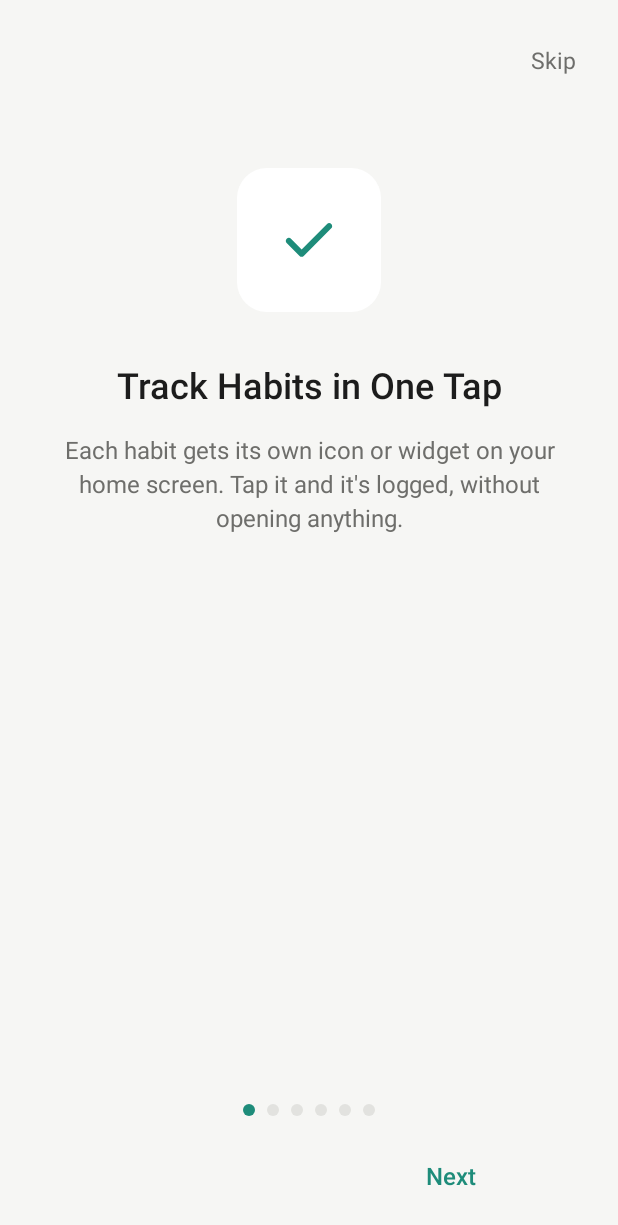
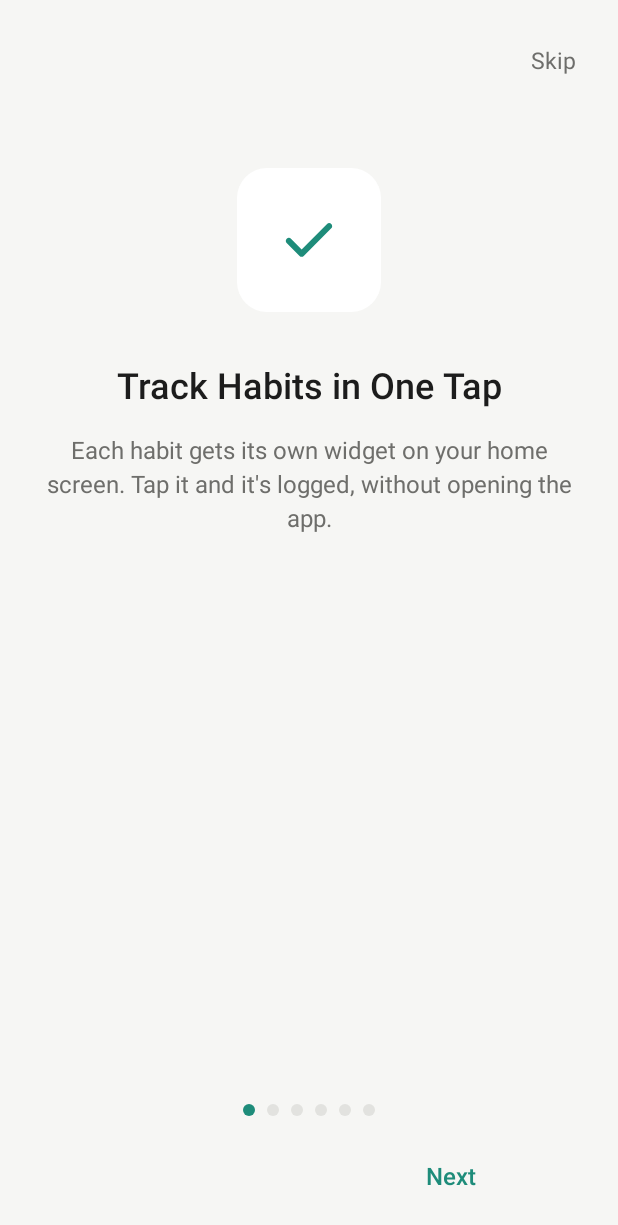
Before and after one commit to MendyAr/habit-tracker, an Android app: the OnboardingActivity screen opened directly, with no data from a screen before it, on a phone screen of 412 x 824 dp. Shown: the top 1225 px of the screen. Run offline under Robolectric (Android 15) with nearby library versions, the phone set to English and light mode, and no system bars.

Commit message:
Widgets only: remove creating home-screen icons and the widget's Reconfigure option (#32)
Existing pinned icons keep logging and follow renames and deletions. After
creating a habit the editor offers its widget (Android 8+); before Android 8
it explains how to add one from the launcher.

Co-Authored-By: Claude Opus 5.5 <noreply@anthropic.com>
Claude-Session: https://claude.ai/code/session_014cPfrNDTwEfsqCLK8PY36x

```diff
--- a/app/src/main/AndroidManifest.xml
+++ b/app/src/main/AndroidManifest.xml
@@ -1,9 +1,6 @@
 <?xml version="1.0" encoding="utf-8"?>
 <manifest xmlns:android="http://schemas.android.com/apk/res/android"
     xmlns:tools="http://schemas.android.com/tools">
-
-    <!-- Lets launchers older than Android 8 receive "add to home screen" requests. -->
-    <uses-permission android:name="com.android.launcher.permission.INSTALL_SHORTCUT" />
 
     <application
         android:allowBackup="true"
--- a/app/src/main/java/io/github/mendyar/habittracker/launcher/PinResult.kt
+++ b/app/src/main/java/io/github/mendyar/habittracker/launcher/PinResult.kt
@@ -1,12 +1,9 @@
 package io.github.mendyar.habittracker.launcher
 
-/** Outcome of asking the launcher to add a habit's icon or widget to the home screen. */
+/** Outcome of asking the launcher to add a habit's widget to the home screen. */
 enum class PinResult {
     /** The launcher shows its confirmation. */
     REQUESTED,
-
-    /** Sent to a pre-Android 8 launcher, which adds it without confirming or replying. */
-    SENT,
 
     /** The habit already has one on the home screen; nothing was requested. */
     ALREADY_EXISTS,
--- a/app/src/main/java/io/github/mendyar/habittracker/onboarding/OnboardingActivity.kt
+++ b/app/src/main/java/io/github/mendyar/habittracker/onboarding/OnboardingActivity.kt
@@ -26,7 +26,7 @@ class OnboardingActivity : Activity() {
     private val tutorial = listOf(
         Page(R.drawable.ic_ui_check, R.string.tour_welcome_title, R.string.tour_welcome_text),
         Page(R.drawable.ic_ui_add, R.string.tour_add_title, R.string.tour_add_text),
-        Page(R.drawable.ic_ui_add_to_home_screen, R.string.tour_log_title, R.string.tour_log_text),
+        Page(R.drawable.ic_ui_widgets, R.string.tour_log_title, R.string.tour_log_text),
         Page(R.drawable.ic_habit_timer, R.string.tour_duration_title, R.string.tour_duration_text),
         Page(R.drawable.ic_ui_calendar_month, R.string.tour_stats_title, R.string.tour_stats_text),
         Page(R.drawable.ic_ui_edit, R.string.tour_edit_title, R.string.tour_edit_text),
--- a/app/src/main/res/drawable/ic_ui_add_to_home_screen.xml
+++ /dev/null
@@ -1,13 +0,0 @@
-<?xml version="1.0" encoding="utf-8"?>
-<!-- Material Symbols "add_to_home_screen" (Rounded), Apache License 2.0. Generated by tools/import_icons.py. -->
-<vector xmlns:android="http://schemas.android.com/apk/res/android"
-    android:width="24dp"
-    android:height="24dp"
-    android:viewportWidth="960"
-    android:viewportHeight="960">
-    <group android:translateY="960">
-        <path
-            android:fillColor="@color/text_primary"
-            android:pathData="M 320 -40 q -33 0 -56.5 -23.5 T 240 -120 v -120 q 0 -17 11.5 -28.5 T 280 -280 q 17 0 28.5 11.5 T 320 -240 h 400 v -480 H 320 q 0 17 -11.5 28.5 T 280 -680 q -17 0 -28.5 -11.5 T 240 -720 v -120 q 0 -33 23.5 -56.5 T 320 -920 h 400 q 33 0 56.5 23.5 T 800 -840 v 720 q 0 33 -23.5 56.5 T 720 -40 H 320 Z m 0 -120 v 40 h 400 v -40 H 320 Z m 80 -344 L 204 -308 q -11 11 -28 11 t -28 -11 q -11 -11 -11 -28 t 11 -28 l 196 -196 H 240 q -17 0 -28.5 -11.5 T 200 -600 q 0 -17 11.5 -28.5 T 240 -640 h 200 q 17 0 28.5 11.5 T 480 -600 v 200 q 0 17 -11.5 28.5 T 440 -360 q -17 0 -28.5 -11.5 T 400 -400 v -104 Z m -80 -296 h 400 v -40 H 320 v 40 Z m 0 0 v -40 40 Z m 0 640 v 40 -40 Z" />
-    </group>
-</vector>
--- a/app/src/main/res/values/strings.xml
+++ b/app/src/main/res/values/strings.xml
@@ -145,11 +145,11 @@
     <string name="tour_done">Got It</string>
     <string name="tour_page_description">Page %1$d of %2$d</string>
     <string name="tour_welcome_title">Track Habits in One Tap</string>
-    <string name="tour_welcome_text">Each habit gets its own icon or widget on your home screen. Tap it and it\'s logged, without opening anything.</string>
+    <string name="tour_welcome_text">Each habit gets its own widget on your home screen. Tap it and it\'s logged, without opening the app.</string>
     <string name="tour_add_title">Add a Habit</string>
     <string name="tour_add_text">In the habit list, tap + at the top. Give it a name, an icon (or your own image) and a colour, and choose Count or Duration.</string>
     <string name="tour_log_title">Log From Your Home Screen</string>
-    <string name="tour_log_text">In a habit\'s settings, tap Add Icon to Home Screen or Add One-Tap Widget. A tap on it logs the habit and shows a quick confirmation. In the app, the + next to a habit logs it too.</string>
+    <string name="tour_log_text">In a habit\'s settings, tap Add One-Tap Widget, or add Habit Tracker from your launcher\'s widget list. A tap on the widget logs the habit and shows a quick confirmation. In the app, the + next to a habit logs it too.</string>
     <string name="tour_duration_title">Duration Trackers</string>
     <string name="tour_duration_text">For things like Box Breathing: tap to start, tap again when you\'re done. The app records how long it took. These icons carry a small stopwatch.</string>
     <string name="tour_stats_title">See Your Statistics</string>
@@ -269,18 +269,17 @@
     <string name="remove_image_description">Remove your image and use a built-in icon</string>
     <string name="image_failed">That image couldn\'t be used</string>
     <string name="home_screen">Home Screen</string>
-    <string name="add_to_home">Add Icon to Home Screen</string>
     <string name="add_widget">Add One-Tap Widget</string>
     <string name="pin_unsupported">Your launcher doesn\'t support this</string>
-    <string name="pin_legacy_done">Icon sent to your home screen</string>
+    <string name="add_widget_from_launcher">To add a widget, touch &amp; hold an empty spot on your home screen, tap Widgets and drag Habit Tracker onto it</string>
     <string name="delete_habit">Delete Habit</string>
     <string name="delete_habit_title">Delete “%1$s”?</string>
     <plurals name="delete_habit_message">
         <item quantity="one">Its %d entry will be deleted too. This can\'t be undone.</item>
         <item quantity="other">All %d entries will be deleted too. This can\'t be undone.</item>
     </plurals>
-    <string name="add_to_home_title">Add to Home Screen?</string>
-    <string name="add_to_home_message">Tapping the new icon logs “%1$s” without opening the app.</string>
+    <string name="add_widget_title">Add a Widget?</string>
+    <string name="add_widget_message">Tapping its widget on your home screen logs “%1$s” without opening the app.</string>
 
     <!-- v1.1 -->
     <string name="habits_empty">No habits yet.\nTap + to add one.</string>
@@ -289,7 +288,6 @@
     <string name="widget_choose">Choose Habit</string>
     <string name="widget_deleted">Habit Deleted</string>
     <string name="widget_exists">%1$s already has a widget on your home screen</string>
-    <string name="icon_exists">%1$s already has an icon on your home screen</string>
     <string name="widget_size_title">Widget Size</string>
     <string name="widget_size_option">%1$d × %2$d</string>
     <string name="widget_size_description">%1$d by %2$d cells</string>
--- a/app/src/main/res/xml/habit_widget_info.xml
+++ b/app/src/main/res/xml/habit_widget_info.xml
@@ -13,5 +13,4 @@
     android:targetCellWidth="1"
     android:targetCellHeight="1"
     android:updatePeriodMillis="0"
-    android:widgetCategory="home_screen"
-    android:widgetFeatures="reconfigurable" />
+    android:widgetCategory="home_screen" />
--- a/app/src/main/res/xml/habit_widget_info_2.xml
+++ b/app/src/main/res/xml/habit_widget_info_2.xml
@@ -15,4 +15,4 @@
     android:targetCellHeight="2"
     android:updatePeriodMillis="0"
     android:widgetCategory="home_screen"
-    android:widgetFeatures="reconfigurable|hide_from_picker" />
+    android:widgetFeatures="hide_from_picker" />
--- a/app/src/main/res/xml/habit_widget_info_3.xml
+++ b/app/src/main/res/xml/habit_widget_info_3.xml
@@ -15,4 +15,4 @@
     android:targetCellHeight="3"
     android:updatePeriodMillis="0"
     android:widgetCategory="home_screen"
-    android:widgetFeatures="reconfigurable|hide_from_picker" />
+    android:widgetFeatures="hide_from_picker" />
--- a/app/src/main/res/xml/habit_widget_info_4.xml
+++ b/app/src/main/res/xml/habit_widget_info_4.xml
@@ -15,4 +15,4 @@
     android:targetCellHeight="4"
     android:updatePeriodMillis="0"
     android:widgetCategory="home_screen"
-    android:widgetFeatures="reconfigurable|hide_from_picker" />
+    android:widgetFeatures="hide_from_picker" />
```
Also changed, not shown: app/src/main/java/io/github/mendyar/habittracker/habits/HabitEditActivity.kt (+17 -18 lines), app/src/main/java/io/github/mendyar/habittracker/launcher/Shortcuts.kt (+3 -26 lines), app/src/main/res/layout/activity_habit_edit.xml (+14 -6 lines), 4 other files.
